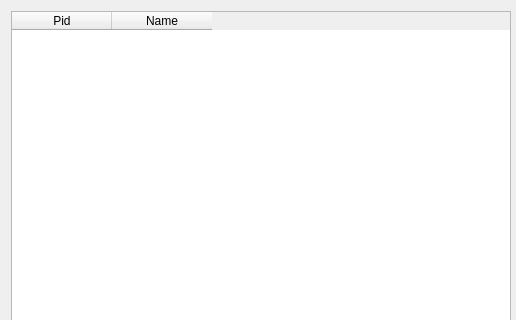
mentebinaria/maProc, file src/gui/dirwindow.ui: the form before one commit; both pictures show x 0 to 516 and y 0 to 320 of the 516 by 516 pixel window.
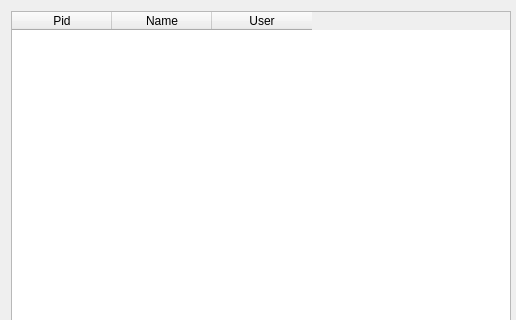
The form after the commit.

```diff
--- a/src/gui/dirwindow.ui
+++ b/src/gui/dirwindow.ui
@@ -38,8 +38,8 @@
        </property>
        <property name="maximumSize">
         <size>
-         <width>100</width>
-         <height>100</height>
+         <width>1000</width>
+         <height>1000</height>
         </size>
        </property>
        <property name="cursor" stdset="0">
@@ -76,6 +76,11 @@
          <string/>
         </property>
        </column>
+       <column>
+        <property name="text">
+         <string>User</string>
+        </property>
+       </column>
       </widget>
      </item>
      <item row="4" column="0">
```
Left out of the diff: 4 changed lines with no effect on the pictures.
